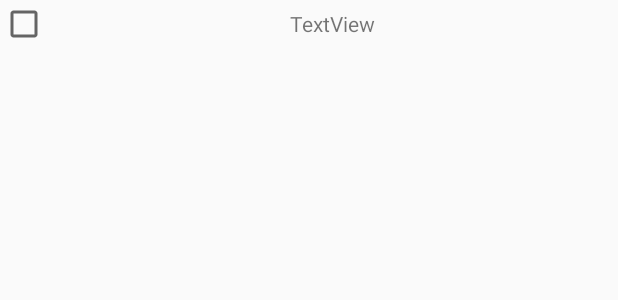
After one commit to mii-chang/JiroTra, an Android app: the layout item_input.xml on its own in the app's theme, with its tools: preview values and no code run, on a phone screen of 412 x 824 dp. The commit adds this screen. Shown: the top 300 px of the screen. Run offline under Robolectric (Android 15) with nearby library versions, the phone set to English and light mode, and no system bars.

Commit message:
update input_dialog ListView

```diff
--- /dev/null
+++ b/app/src/main/res/layout/item_input.xml
@@ -0,0 +1,23 @@
+<?xml version="1.0" encoding="utf-8"?>
+<LinearLayout
+    xmlns:android="http://schemas.android.com/apk/res/android"
+    android:layout_width="match_parent"
+    android:layout_height="match_parent"
+    android:orientation="horizontal">
+
+
+    <CheckBox
+        android:id="@+id/itemCheckBox"
+        android:layout_width="wrap_content"
+        android:layout_height="wrap_content"
+        android:layout_weight="1"/>
+
+    <TextView
+        android:id="@+id/itemTextView"
+        android:layout_width="wrap_content"
+        android:layout_height="wrap_content"
+        android:layout_weight="1"
+        android:text="TextView"/>
+
+
+</LinearLayout>
```
Also changed, not shown: app/src/main/java/com/miyuu/android/jirotra/InputDialogFragment.java (+10 -2 lines), app/src/main/java/com/miyuu/android/jirotra/ListAdapter.java (added, +57 -0 lines).
